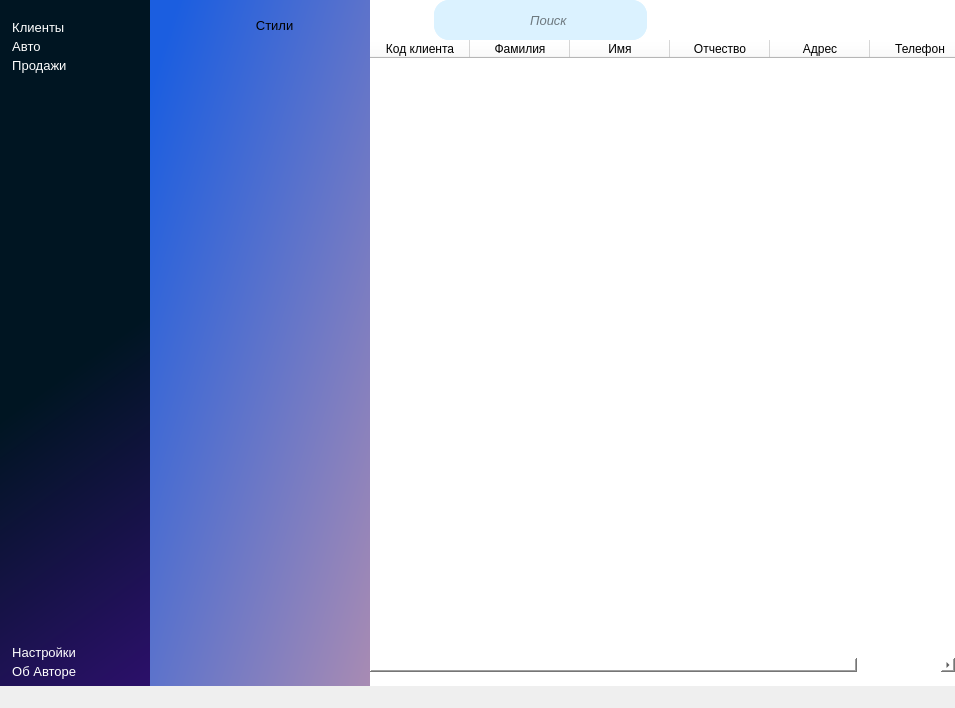
Qt form AISS.ui (MaximusNikitin/AISS23) before a commit.
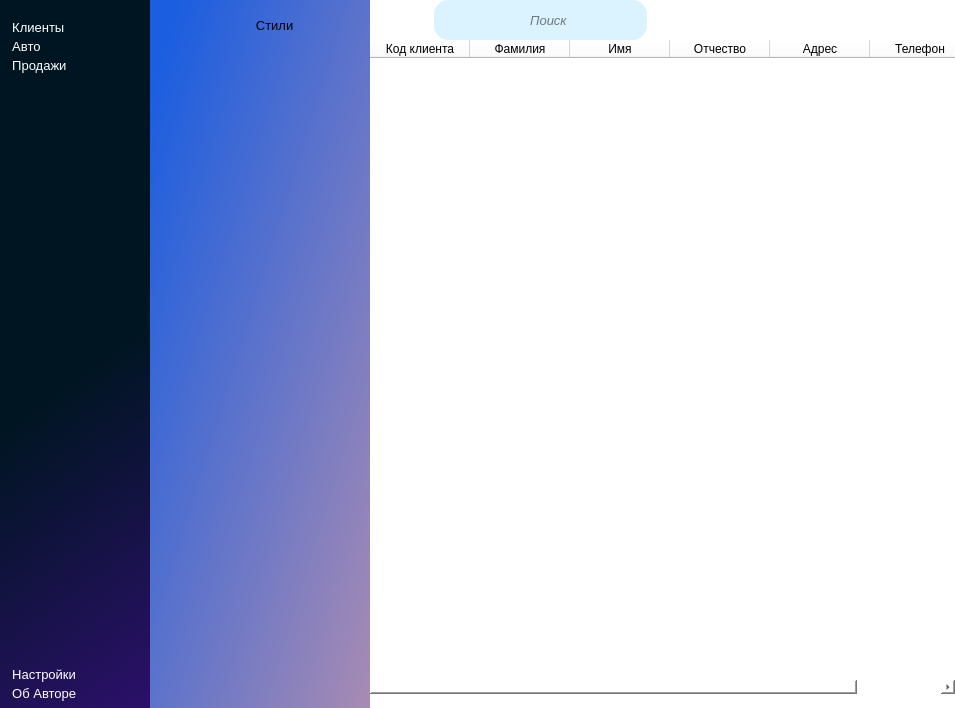
The same form after that commit. The open tabs and pages were chosen to show the change. Icons and pictures are not drawn. Custom widgets are drawn as their Qt base class.

```diff
--- a/AISS.ui
+++ b/AISS.ui
@@ -50,6 +50,12 @@
 }
 </string>
   </property>
+  <property name="iconSize">
+   <size>
+    <width>24</width>
+    <height>24</height>
+   </size>
+  </property>
   <property name="animated">
    <bool>true</bool>
   </property>
@@ -58,7 +64,7 @@
     <bool>true</bool>
    </property>
    <property name="sizePolicy">
-    <sizepolicy hsizetype="Expanding" vsizetype="Expanding">
+    <sizepolicy hsizetype="Expanding" vsizetype="Fixed">
      <horstretch>0</horstretch>
      <verstretch>0</verstretch>
     </sizepolicy>
@@ -90,6 +96,12 @@
     </property>
     <item>
      <widget class="QCustomSlideMenu" name="leftMenuContainer" native="true">
+      <property name="sizePolicy">
+       <sizepolicy hsizetype="Preferred" vsizetype="Preferred">
+        <horstretch>0</horstretch>
+        <verstretch>0</verstretch>
+       </sizepolicy>
+      </property>
       <property name="minimumSize">
        <size>
         <width>0</width>
@@ -2825,6 +2837,124 @@
            <height>16777215</height>
           </size>
          </property>
+         <property name="palette">
+          <palette>
+           <active>
+            <colorrole role="Button">
+             <brush brushstyle="SolidPattern">
+              <color alpha="255">
+               <red>255</red>
+               <green>255</green>
+               <blue>255</blue>
+              </color>
+             </brush>
+            </colorrole>
+            <colorrole role="Base">
+             <brush brushstyle="SolidPattern">
+              <color alpha="255">
+               <red>255</red>
+               <green>255</green>
+               <blue>255</blue>
+              </color>
+             </brush>
+            </colorrole>
+            <colorrole role="Window">
+             <brush brushstyle="SolidPattern">
+              <color alpha="255">
+               <red>255</red>
+               <green>255</green>
+               <blue>255</blue>
+              </color>
+             </brush>
+            </colorrole>
+            <colorrole role="Link">
+             <brush brushstyle="SolidPattern">
+              <color alpha="255">
+               <red>4</red>
+               <green>240</green>
+               <blue>244</blue>
+              </color>
+             </brush>
+            </colorrole>
+           </active>
+           <inactive>
+            <colorrole role="Button">
+             <brush brushstyle="SolidPattern">
+              <color alpha="255">
+               <red>255</red>
+               <green>255</green>
+               <blue>255</blue>
+              </color>
+             </brush>
+            </colorrole>
+            <colorrole role="Base">
+             <brush brushstyle="SolidPattern">
+              <color alpha="255">
+               <red>255</red>
+               <green>255</green>
+               <blue>255</blue>
+              </color>
+             </brush>
+            </colorrole>
+            <colorrole role="Window">
+             <brush brushstyle="SolidPattern">
+              <color alpha="255">
+               <red>255</red>
+               <green>255</green>
+               <blue>255</blue>
+              </color>
+             </brush>
+            </colorrole>
+            <colorrole role="Link">
+             <brush brushstyle="SolidPattern">
+              <color alpha="255">
+               <red>4</red>
+               <green>240</green>
+               <blue>244</blue>
+              </color>
+             </brush>
+            </colorrole>
+           </inactive>
+           <disabled>
+            <colorrole role="Button">
+             <brush brushstyle="SolidPattern">
+              <color alpha="255">
+               <red>255</red>
+               <green>255</green>
+               <blue>255</blue>
+              </color>
+             </brush>
+            </colorrole>
+            <colorrole role="Base">
+             <brush brushstyle="SolidPattern">
+              <color alpha="255">
+               <red>255</red>
+               <green>255</green>
+               <blue>255</blue>
+              </color>
+             </brush>
+            </colorrole>
+            <colorrole role="Window">
+             <brush brushstyle="SolidPattern">
+              <color alpha="255">
+               <red>255</red>
+               <green>255</green>
+               <blue>255</blue>
+              </color>
+             </brush>
+            </colorrole>
+            <colorrole role="Link">
+             <brush brushstyle="SolidPattern">
+              <color alpha="255">
+               <red>4</red>
+               <green>240</green>
+               <blue>244</blue>
+              </color>
+             </brush>
+            </colorrole>
+           </disabled>
+          </palette>
+         </property>
          <property name="currentIndex">
           <number>6</number>
          </property>
@@ -2877,6 +3007,124 @@
               </property>
               <item>
                <widget class="QTableWidget" name="tableWidget">
+                <property name="palette">
+                 <palette>
+                  <active>
+                   <colorrole role="Button">
+                    <brush brushstyle="SolidPattern">
+                     <color alpha="255">
+                      <red>255</red>
+                      <green>255</green>
+                      <blue>255</blue>
+                     </color>
+                    </brush>
+                   </colorrole>
+                   <colorrole role="Base">
+                    <brush brushstyle="SolidPattern">
+                     <color alpha="255">
+                      <red>255</red>
+                      <green>255</green>
+                      <blue>255</blue>
+                     </color>
+                    </brush>
+                   </colorrole>
+                   <colorrole role="Window">
+                    <brush brushstyle="SolidPattern">
+                     <color alpha="255">
+                      <red>255</red>
+                      <green>255</green>
+                      <blue>255</blue>
+                     </color>
+                    </brush>
+                   </colorrole>
+                   <colorrole role="Link">
+                    <brush brushstyle="SolidPattern">
+                     <color alpha="255">
+                      <red>5</red>
+                      <green>180</green>
+                      <blue>255</blue>
+                     </color>
+                    </brush>
+                   </colorrole>
+                  </active>
+                  <inactive>
+                   <colorrole role="Button">
+                    <brush brushstyle="SolidPattern">
+                     <color alpha="255">
+                      <red>255</red>
+                      <green>255</green>
+                      <blue>255</blue>
+                     </color>
+                    </brush>
+                   </colorrole>
+                   <colorrole role="Base">
+                    <brush brushstyle="SolidPattern">
+                     <color alpha="255">
+                      <red>255</red>
+                      <green>255</green>
+                      <blue>255</blue>
+                     </color>
+                    </brush>
+                   </colorrole>
+                   <colorrole role="Window">
+                    <brush brushstyle="SolidPattern">
+                     <color alpha="255">
+                      <red>255</red>
+                      <green>255</green>
+                      <blue>255</blue>
+                     </color>
+                    </brush>
+                   </colorrole>
+                   <colorrole role="Link">
+                    <brush brushstyle="SolidPattern">
+                     <color alpha="255">
+                      <red>5</red>
+                      <green>180</green>
+                      <blue>255</blue>
+                     </color>
+                    </brush>
+                   </colorrole>
+                  </inactive>
+                  <disabled>
+                   <colorrole role="Button">
+                    <brush brushstyle="SolidPattern">
+                     <color alpha="255">
+                      <red>255</red>
+                      <green>255</green>
+                      <blue>255</blue>
+                     </color>
+                    </brush>
+                   </colorrole>
+                   <colorrole role="Base">
+                    <brush brushstyle="SolidPattern">
+                     <color alpha="255">
+                      <red>255</red>
+                      <green>255</green>
+                      <blue>255</blue>
+                     </color>
+                    </brush>
+                   </colorrole>
+                   <colorrole role="Window">
+                    <brush brushstyle="SolidPattern">
+                     <color alpha="255">
+                      <red>255</red>
+                      <green>255</green>
+                      <blue>255</blue>
+                     </color>
+                    </brush>
+                   </colorrole>
+                   <colorrole role="Link">
+                    <brush brushstyle="SolidPattern">
+                     <color alpha="255">
+                      <red>5</red>
+                      <green>180</green>
+                      <blue>255</blue>
+                     </color>
+                    </brush>
+                   </colorrole>
+                  </disabled>
+                 </palette>
+                </property>
                 <property name="toolTipDuration">
                  <number>-1</number>
                 </property>
@@ -2892,6 +3140,9 @@
                 <property name="defaultDropAction">
                  <enum>Qt::IgnoreAction</enum>
                 </property>
+                <property name="alternatingRowColors">
+                 <bool>false</bool>
+                </property>
                 <property name="selectionMode">
                  <enum>QAbstractItemView::ExtendedSelection</enum>
                 </property>
@@ -3602,17 +3853,6 @@
     </item>
    </layout>
   </widget>
-  <widget class="QMenuBar" name="menubar">
-   <property name="geometry">
-    <rect>
-     <x>0</x>
-     <y>0</y>
-     <width>955</width>
-     <height>25</height>
-    </rect>
-   </property>
-  </widget>
-  <widget class="QStatusBar" name="statusbar"/>
  </widget>
  <customwidgets>
   <customwidget>
```
Left out of the diff: 10 changed lines with no effect on the pictures.
